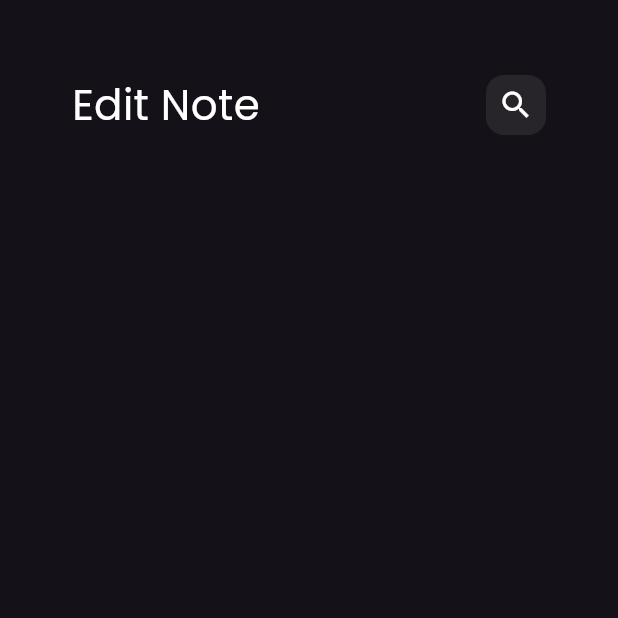
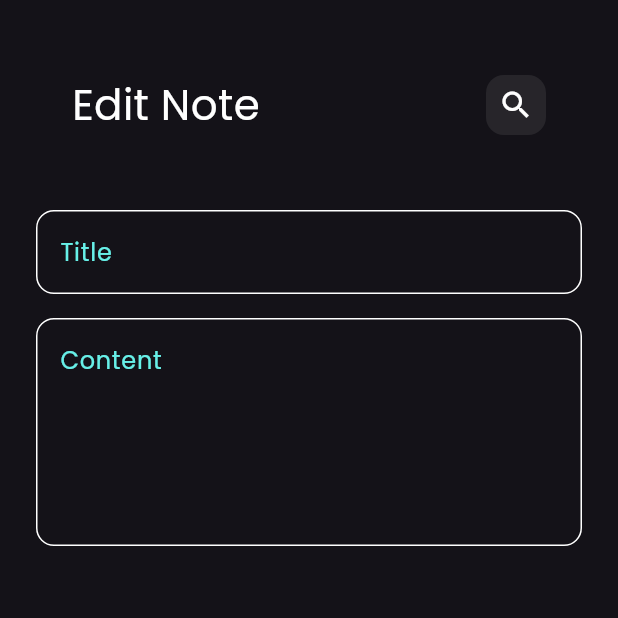
Before and after one commit to YakeenSap9h/new_notes_app, a Flutter app: the NotesEditView screen opened by its route, on a phone screen of 412 x 824 dp, the top half of it. Run offline on Flutter 3.47's test engine with Material 3 defaults, Android fonts, the phone set to English and light mode, and no system bars; our stand-ins replace font_awesome_flutter.

Commit message:
edite note view ui done

```diff
--- a/lib/views/widgets/edite_notes_view_body.dart
+++ b/lib/views/widgets/edite_notes_view_body.dart
@@ -1,6 +1,6 @@
 import 'package:flutter/material.dart';
 import 'package:new_notes_app/views/widgets/custom_app_bar.dart';
-
+import 'package:new_notes_app/views/widgets/custom_text_field.dart';
 
 class EditeNotesViewBody extends StatelessWidget {
   const EditeNotesViewBody({super.key});
@@ -12,8 +12,13 @@ class EditeNotesViewBody extends StatelessWidget {
       child: Column(
         children: const [
           SizedBox(height: 50),
-          CustomAppBar(title: "Edit Note", icon: Icons.check)
+          CustomAppBar(title: "Edit Note", icon: Icons.check),
+          SizedBox(height: 50),
 
+          CustomTextField(hintText: "Title"),
+          SizedBox(height: 16),
+
+          CustomTextField(hintText: "Content", maxLines: 5),
         ],
       ),
     );
```
